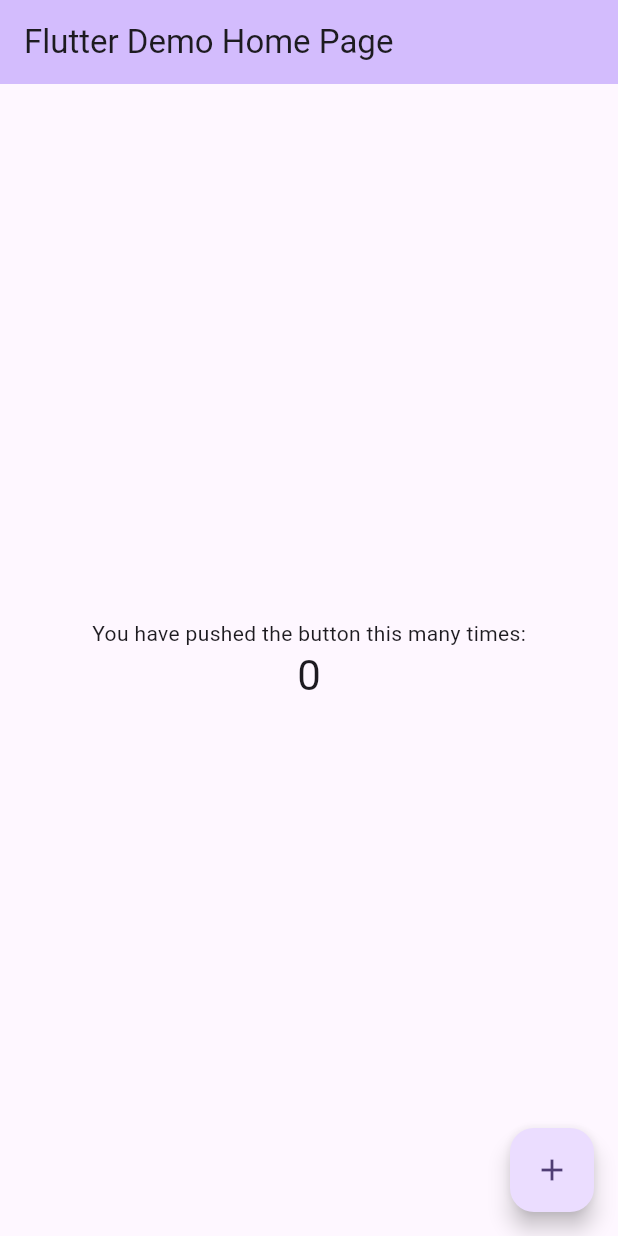
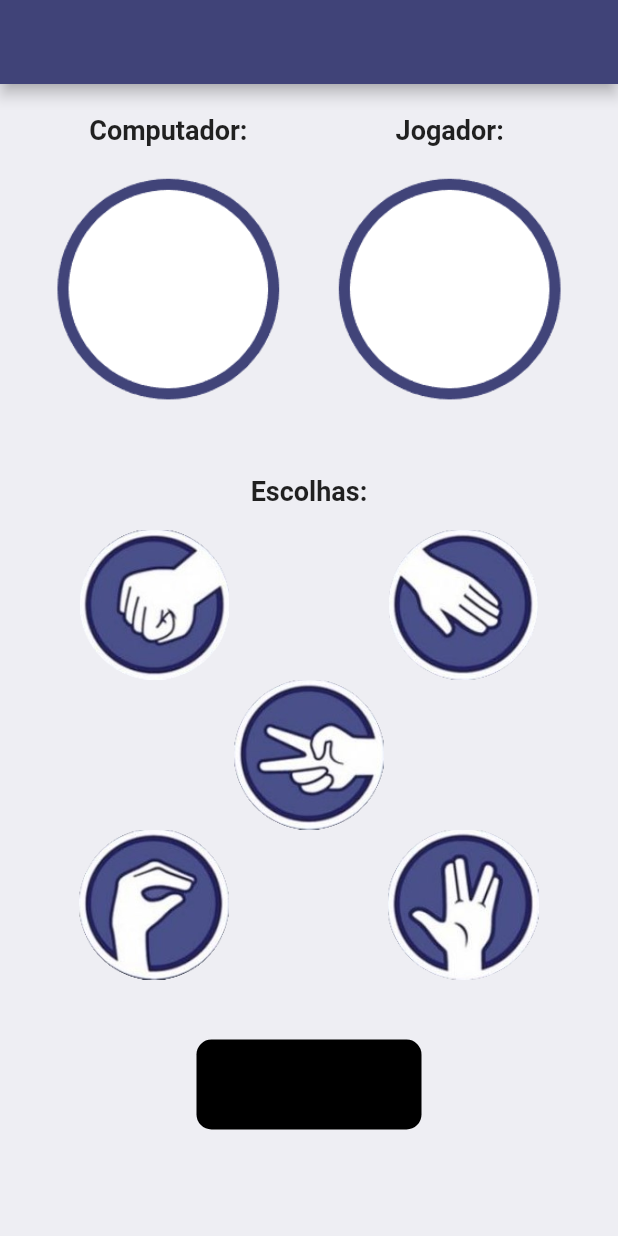
Before and after one commit to anaclara-s/pedra-papel-tesoura-lagarto-spock, a Flutter app: the screen it shows after launch, on a phone screen of 412 x 824 dp. Run offline on Flutter 3.47's test engine with Material 2 defaults, Android fonts, the phone set to English and light mode, and no system bars.

Commit message:
Criando o jogo

```diff
--- /dev/null
+++ b/lib/game_screen.dart
@@ -0,0 +1,184 @@
+import 'dart:math';
+
+import 'package:flutter/material.dart';
+
+class GameScreen extends StatefulWidget {
+  const GameScreen({super.key});
+
+  @override
+  State<GameScreen> createState() => _GameScreenState();
+}
+
+class _GameScreenState extends State<GameScreen> {
+  var options = ['pedra', 'papel', 'tesoura', 'lagarto', 'spock'];
+  var menssage = '';
+
+  var userChoiceImage = const AssetImage('assets/fundo.png');
+  var computerChoiceImage = const AssetImage('assets/fundo.png');
+  var stoneImage = const AssetImage('assets/pedra.png');
+  var paperImage = const AssetImage('assets/papel.png');
+  var scissorsImage = const AssetImage('assets/tesoura.png');
+  var lizardImage = const AssetImage('assets/lagarto.png');
+  var spockImage = const AssetImage('assets/spock.png');
+
+  void move(String choice) {
+    int random = Random().nextInt(4);
+    String randoms = options[random];
+
+    userChoiceImage = AssetImage('assets/$choice.png');
+    computerChoiceImage = AssetImage('assets/$randoms.png');
+
+    print('Click:$choice, Random:$randoms');
+
+    if ((choice == 'pedra' && randoms == 'papel') ||
+        (choice == 'pedra' && randoms == 'spock') ||
+        (choice == 'papel' && randoms == 'tesoura') ||
+        (choice == 'papel' && randoms == 'lagarto') ||
+        (choice == 'tesoura' && randoms == 'spock') ||
+        (choice == 'tesoura' && randoms == 'pedra') ||
+        (choice == 'lagarto' && randoms == 'pedra') ||
+        (choice == 'lagarto' && randoms == 'tesoura') ||
+        (choice == 'spock' && randoms == 'lagarto') ||
+        (choice == 'spock' && randoms == 'papel')) {
+      setState(() {
+        menssage = 'Derrota';
+      });
+    } else if ((choice == 'pedra' && randoms == 'tesoura') ||
+        (choice == 'pedra' && randoms == 'lagarto') ||
+        (choice == 'papel' && randoms == 'spock') ||
+        (choice == 'papel' && randoms == 'pedra') ||
+        (choice == 'tesoura' && randoms == 'papel') ||
+        (choice == 'tesoura' && randoms == 'lagarto') ||
+        (choice == 'lagarto' && randoms == 'spock') ||
+        (choice == 'lagarto' && randoms == 'papel') ||
+        (choice == 'spock' && randoms == 'tesoura') ||
+        (choice == 'spock' && randoms == 'pedra')) {
+      setState(() {
+        menssage = 'Vitória';
+      });
+    } else {
+      setState(() {
+        menssage = 'Empate';
+      });
+    }
+  }
+
+  @override
+  Widget build(BuildContext context) {
+    return Scaffold(
+      backgroundColor: Color.fromARGB(255, 238, 238, 243),
+      appBar: AppBar(
+        backgroundColor: Color.fromARGB(255, 64, 67, 120),
+      ),
+      body: SingleChildScrollView(
+        child: Column(
+          children: [
+            Row(
+              mainAxisAlignment: MainAxisAlignment.spaceEvenly,
+              children: [
+                Column(
+                  mainAxisAlignment: MainAxisAlignment.center,
+                  children: [
+                    const Padding(
+                      padding: EdgeInsets.only(top: 20, bottom: 20),
+                      child: Text(
+                        'Computador:',
+                        style: TextStyle(
+                            fontSize: 18, fontWeight: FontWeight.bold),
+                      ),
+                    ),
+                    Image(image: computerChoiceImage, height: 150),
+                  ],
+                ),
+                Column(
+                  children: [
+                    const Padding(
+                      padding: EdgeInsets.only(top: 20, bottom: 20),
+                      child: Text(
+                        'Jogador:',
+                        style: TextStyle(
+                            fontSize: 18, fontWeight: FontWeight.bold),
+                      ),
+                    ),
+                    Image(image: userChoiceImage, height: 150),
+                  ],
+                ),
+              ],
+            ),
+            const Padding(
+              padding: EdgeInsets.only(top: 50, bottom: 15),
+              child: Text(
+                'Escolhas:',
+                style: TextStyle(fontSize: 18, fontWeight: FontWeight.bold),
+              ),
+            ),
+            Row(
+              mainAxisAlignment: MainAxisAlignment.spaceAround,
+              children: [
+                GestureDetector(
+                  onTap: () => move('pedra'),
+                  child: Image(image: stoneImage, height: 100),
+                ),
+                GestureDetector(
+                  onTap: () => move('papel'),
+                  child: Image(image: paperImage, height: 100),
+                ),
+              ],
+            ),
+            Column(
+              children: [
+                GestureDetector(
+                  onTap: () => move('tesoura'),
+                  child: Image(image: scissorsImage, height: 100),
+                ),
+              ],
+            ),
+            Row(
+              mainAxisAlignment: MainAxisAlignment.spaceAround,
+              children: [
+                GestureDetector(
+                  onTap: () => move('lagarto'),
+                  child: Image(image: lizardImage, height: 100),
+                ),
+                GestureDetector(
+                  onTap: () => move('spock'),
+                  child: Image(image: spockImage, height: 100),
+                ),
+              ],
+            ),
+            SizedBox(height: 40),
+            Row(
+              mainAxisAlignment: MainAxisAlignment.center,
+              children: [
+                Container(
+                  height: 60,
+                  width: 150,
+                  decoration: BoxDecoration(
+                    borderRadius: BorderRadius.circular(10),
+                    color: menssage == 'Vitória'
+                        ? Color.fromARGB(255, 62, 124, 64)
+                        : menssage == 'Empate'
+                            ? Color.fromARGB(255, 248, 219, 90)
+                            : menssage == 'Derrota'
+                                ? Color.fromARGB(255, 190, 61, 52)
+                                : Colors.black,
+                  ),
+                  child: Center(
+                    child: Text(
+                      '$menssage',
+                      style: TextStyle(
+                        fontSize: 30,
+                        fontWeight: FontWeight.bold,
+                        color: Colors.white,
+                      ),
+                    ),
+                  ),
+                ),
+              ],
+            )
+          ],
+        ),
+      ),
+    );
+  }
+}
--- a/lib/main.dart
+++ b/lib/main.dart
@@ -1,125 +1,11 @@
 import 'package:flutter/material.dart';
 
+import 'game_screen.dart';
+
 void main() {
-  runApp(const MyApp());
+  runApp(
+    const MaterialApp(
+      home: GameScreen(),
+    ),
+  );
 }
-
-class MyApp extends StatelessWidget {
-  const MyApp({super.key});
-
-  // This widget is the root of your application.
-  @override
-  Widget build(BuildContext context) {
-    return MaterialApp(
-      title: 'Flutter Demo',
-      theme: ThemeData(
-        // This is the theme of your application.
-        //
-        // TRY THIS: Try running your application with "flutter run". You'll see
-        // the application has a blue toolbar. Then, without quitting the app,
-        // try changing the seedColor in the colorScheme below to Colors.green
-        // and then invoke "hot reload" (save your changes or press the "hot
-        // reload" button in a Flutter-supported IDE, or press "r" if you used
-        // the command line to start the app).
-        //
-        // Notice that the counter didn't reset back to zero; the application
-        // state is not lost during the reload. To reset the state, use hot
-        // restart instead.
-        //
-        // This works for code too, not just values: Most code changes can be
-        // tested with just a hot reload.
-        colorScheme: ColorScheme.fromSeed(seedColor: Colors.deepPurple),
-        useMaterial3: true,
-      ),
-      home: const MyHomePage(title: 'Flutter Demo Home Page'),
-    );
-  }
-}
-
-class MyHomePage extends StatefulWidget {
-  const MyHomePage({super.key, required this.title});
-
-  // This widget is the home page of your application. It is stateful, meaning
-  // that it has a State object (defined below) that contains fields that affect
-  // how it looks.
-
-  // This class is the configuration for the state. It holds the values (in this
-  // case the title) provided by the parent (in this case the App widget) and
-  // used by the build method of the State. Fields in a Widget subclass are
-  // always marked "final".
-
-  final String title;
-
-  @override
-  State<MyHomePage> createState() => _MyHomePageState();
-}
-
-class _MyHomePageState extends State<MyHomePage> {
-  int _counter = 0;
-
-  void _incrementCounter() {
-    setState(() {
-      // This call to setState tells the Flutter framework that something has
-      // changed in this State, which causes it to rerun the build method below
-      // so that the display can reflect the updated values. If we changed
-      // _counter without calling setState(), then the build method would not be
-      // called again, and so nothing would appear to happen.
-      _counter++;
-    });
-  }
-
-  @override
-  Widget build(BuildContext context) {
-    // This method is rerun every time setState is called, for instance as done
-    // by the _incrementCounter method above.
-    //
-    // The Flutter framework has been optimized to make rerunning build methods
-    // fast, so that you can just rebuild anything that needs updating rather
-    // than having to individually change instances of widgets.
-    return Scaffold(
-      appBar: AppBar(
-        // TRY THIS: Try changing the color here to a specific color (to
-        // Colors.amber, perhaps?) and trigger a hot reload to see the AppBar
-        // change color while the other colors stay the same.
-        backgroundColor: Theme.of(context).colorScheme.inversePrimary,
-        // Here we take the value from the MyHomePage object that was created by
-        // the App.build method, and use it to set our appbar title.
-        title: Text(widget.title),
-      ),
-      body: Center(
-        // Center is a layout widget. It takes a single child and positions it
-        // in the middle of the parent.
-        child: Column(
-          // Column is also a layout widget. It takes a list of children and
-          // arranges them vertically. By default, it sizes itself to fit its
-          // children horizontally, and tries to be as tall as its parent.
-          //
-          // Column has various properties to control how it sizes itself and
-          // how it positions its children. Here we use mainAxisAlignment to
-          // center the children vertically; the main axis here is the vertical
-          // axis because Columns are vertical (the cross axis would be
-          // horizontal).
-          //
-          // TRY THIS: Invoke "debug painting" (choose the "Toggle Debug Paint"
-          // action in the IDE, or press "p" in the console), to see the
-          // wireframe for each widget.
-          mainAxisAlignment: MainAxisAlignment.center,
-          children: <Widget>[
-            const Text(
-              'You have pushed the button this many times:',
-            ),
-            Text(
-              '$_counter',
-              style: Theme.of(context).textTheme.headlineMedium,
-            ),
-          ],
-        ),
-      ),
-      floatingActionButton: FloatingActionButton(
-        onPressed: _incrementCounter,
-        tooltip: 'Increment',
-        child: const Icon(Icons.add),
-      ), // This trailing comma makes auto-formatting nicer for build methods.
-    );
-  }
-}
--- a/pubspec.yaml
+++ b/pubspec.yaml
@@ -35,6 +35,7 @@ dependencies:
   # The following adds the Cupertino Icons font to your application.
   # Use with the CupertinoIcons class for iOS style icons.
   cupertino_icons: ^1.0.2
+
 
 dev_dependencies:
   flutter_test:
```
Also changed, not shown: 1 other file.
